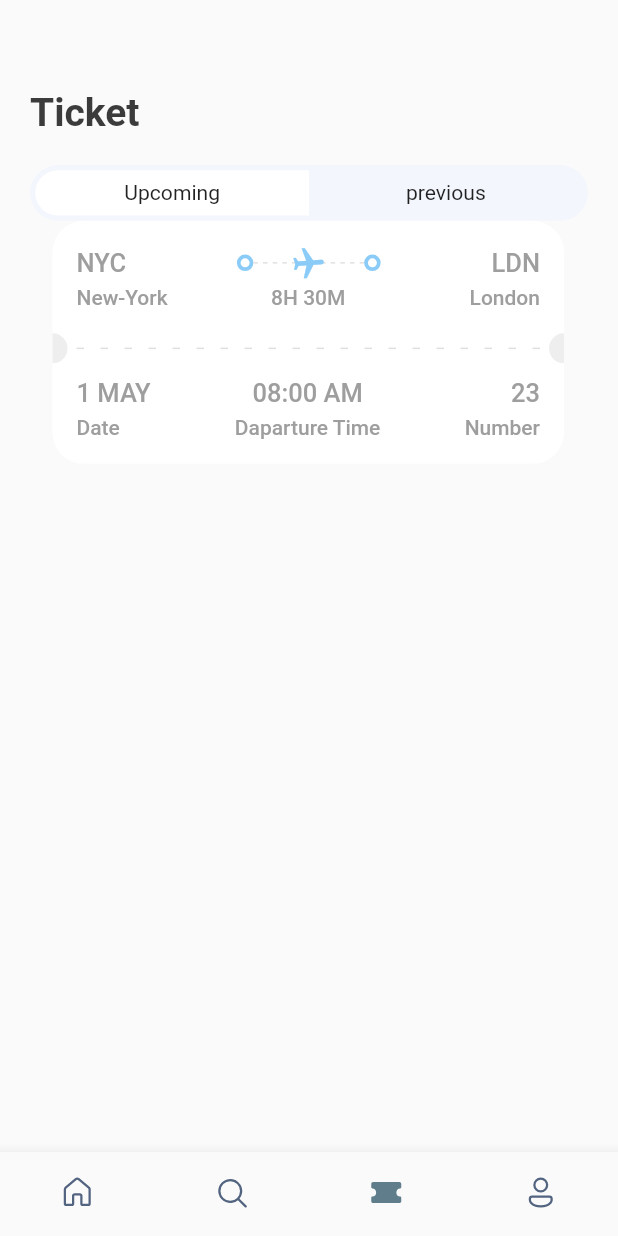
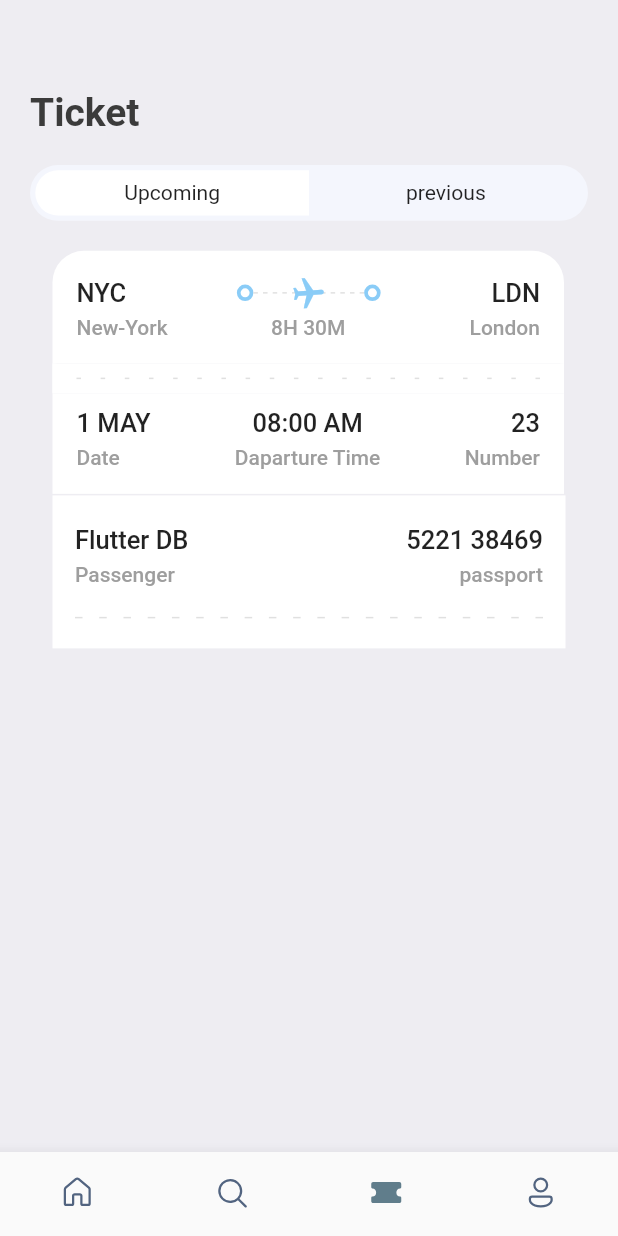
Before and after one commit to oakarhlyanhtike/flight_book_tickets_flutter, a Flutter app: the screen it shows after launch, item 3 of the bottom bar chosen, on a phone screen of 412 x 824 dp. Run offline on Flutter 3.47's test engine with Material 2 defaults, Android fonts, the phone set to English and light mode, and no system bars; our stand-ins replace fluentui_icons, gap, get.

Commit message:
fix errors and standard ines

```diff
--- a/lib/screens/home/cards/hotel_card.dart
+++ b/lib/screens/home/cards/hotel_card.dart
@@ -1,8 +1,7 @@
-import 'package:bookticket/widgets/home_widgets/hotel_view.dart';
 
 import 'package:flutter/material.dart';
-
 import '../../../utils/utils.dart';
+import '../../../widgets/widgets.dart';
 
 class HotelCard extends StatelessWidget {
   const HotelCard({Key? key}) : super(key: key);
--- a/lib/screens/home/home_screen.dart
+++ b/lib/screens/home/home_screen.dart
@@ -1,9 +1,10 @@
-import 'package:bookticket/screens/home/cards/hotel_card.dart';
+
 import 'package:fluentui_icons/fluentui_icons.dart';
 import 'package:flutter/material.dart';
 import 'package:gap/gap.dart';
 import '../../utils/utils.dart';
 import '../../widgets/widgets.dart';
+import '../screens.dart';
 import 'cards/ticket_card.dart';
 
 class HomeScreen extends StatefulWidget {
--- a/lib/screens/profile/profile_screen.dart
+++ b/lib/screens/profile/profile_screen.dart
@@ -11,7 +11,7 @@ class _ProfileScreenState extends State<ProfileScreen> {
   @override
   Widget build(BuildContext context) {
     return Scaffold(
-      body: Center(child: Text('Person ')),
+      body:  Center(child: Text('Person ')),
     );
 
   }
--- a/lib/screens/screens.dart
+++ b/lib/screens/screens.dart
@@ -3,3 +3,5 @@ export 'home/home_screen.dart';
 export 'search/search_screen.dart';
 export 'ticket/ticket_screen.dart';
 export 'profile/profile_screen.dart';
+export 'home/cards/hotel_card.dart';
+export 'home/cards/ticket_card.dart';
--- a/lib/screens/search/search_screen.dart
+++ b/lib/screens/search/search_screen.dart
@@ -1,8 +1,7 @@
-import 'package:bookticket/utils/app_layout.dart';
-import 'package:bookticket/utils/app_style.dart';
 import 'package:flutter/material.dart';
 import 'package:gap/gap.dart';
 
+import '../../utils/utils.dart';
 import '../../widgets/widgets.dart';
 
 class SearchScreen extends StatefulWidget {
--- a/lib/screens/ticket/ticket_screen.dart
+++ b/lib/screens/ticket/ticket_screen.dart
@@ -1,10 +1,7 @@
 import 'package:bookticket/utils/utils.dart';
-import 'package:bookticket/widgets/app_ticket_tab.dart';
-import 'package:bookticket/widgets/home_widgets/ticket_view.dart';
 import 'package:flutter/material.dart';
 import 'package:gap/gap.dart';
-
-import '../../utils/app_layout.dart';
+import '../../widgets/widgets.dart';
 
 class TicketScreen extends StatefulWidget {
   const TicketScreen({Key? key}) : super(key: key);
@@ -18,6 +15,7 @@ class _TicketScreenState extends State<TicketScreen> {
   Widget build(BuildContext context) {
     final size = AppLayout.getSize(context);
     return Scaffold(
+      backgroundColor: Styles.bgColor,
       body: Stack(
         children: [
           ListView(
@@ -32,6 +30,7 @@ class _TicketScreenState extends State<TicketScreen> {
               ),
               Gap(AppLayout.getHeight(20)),
               const AppTicketTabs(firstTab: 'Upcoming', secondTab: 'previous'),
+              Gap(AppLayout.getHeight(20)),
               Container(
                 padding: EdgeInsets.only(
                   left: AppLayout.getHeight(15),
@@ -39,6 +38,42 @@ class _TicketScreenState extends State<TicketScreen> {
                 child: TicketView(
                   ticket: ticketList[0],
                   isColor: true,
+                ),
+              ),
+              const SizedBox(
+                height: 1,
+              ),
+              Container(
+                color: Colors.white,
+                padding:
+                    const EdgeInsets.symmetric(horizontal: 15, vertical: 20),
+                margin: const EdgeInsets.symmetric(horizontal: 15),
+                child: Column(
+                  children: [
+                    Row(
+                      mainAxisAlignment: MainAxisAlignment.spaceBetween,
+                      children: const [
+                        AppColumnLayout(
+                          firstText: 'Flutter DB',
+                          secondText: 'Passenger',
+                          alignment: CrossAxisAlignment.start,
+                          isColor: false,
+                        ),
+                        AppColumnLayout(
+                          firstText: '5221 38469',
+                          secondText: 'passport',
+                          alignment: CrossAxisAlignment.end,
+                          isColor: false,
+                        ),
+                      ],
+                    ),
+                    Gap(AppLayout.getHeight(20)),
+                    const LayoutBuilderWidget(
+                      sections: 15,
+                      isColor: false,
+                      width: 5,
+                    )
+                  ],
                 ),
               )
             ],
--- a/lib/utils/app_style.dart
+++ b/lib/utils/app_style.dart
@@ -24,9 +24,8 @@ class Styles {
     color: textColor,
     fontWeight: FontWeight.bold,
   );
-  static TextStyle headLineStyle3 = TextStyle(
+  static TextStyle headLineStyle3 = const TextStyle(
     fontSize: 17,
-    color: Colors.grey.shade500,
     fontWeight: FontWeight.w500,
   );
   static TextStyle headLineStyle4 = TextStyle(
--- a/lib/widgets/home_widgets/hotel_view.dart
+++ b/lib/widgets/home_widgets/hotel_view.dart
@@ -1,7 +1,8 @@
-import 'package:bookticket/utils/app_layout.dart';
-import 'package:bookticket/utils/app_style.dart';
+
 import 'package:flutter/material.dart';
 import 'package:gap/gap.dart';
+
+import '../../utils/utils.dart';
 
 class HotelView extends StatelessWidget {
   final Map<String, dynamic> hotel;
--- a/lib/widgets/home_widgets/ticket_view.dart
+++ b/lib/widgets/home_widgets/ticket_view.dart
@@ -1,7 +1,10 @@
-import 'package:bookticket/utils/app_layout.dart';
-import 'package:bookticket/utils/app_style.dart';
+
 import 'package:flutter/material.dart';
 import 'package:gap/gap.dart';
+import 'package:get/get.dart';
+
+import '../../utils/utils.dart';
+import '../widgets.dart';
 
 class TicketView extends StatelessWidget {
   final Map<String, dynamic> ticket;
@@ -16,10 +19,11 @@ class TicketView extends StatelessWidget {
 
     return SizedBox(
       width: size.width * 0.85,
-      height: AppLayout.getHeight(200),
+      height: AppLayout.getHeight(GetPlatform.isAndroid == true ? 162 : 169),
       child: Container(
         margin: EdgeInsets.only(right: AppLayout.getHeight(16.0)),
         child: Column(
+          mainAxisSize: MainAxisSize.min,
           children: [
             /*
             showing the blue part of the card/ticket
@@ -60,35 +64,17 @@ class TicketView extends StatelessWidget {
                     : Styles.headLineStyle3,
               ),
               Expanded(child: Container()),
-              thickContainer(),
+              const ThickContainer(isColor: true),
               Expanded(
                 child: Stack(
                   children: [
                     SizedBox(
-                      height: AppLayout.getHeight(24.0),
-                      child: LayoutBuilder(
-                        builder:
-                            (BuildContext context, BoxConstraints constraints) {
-                          return Flex(
-                            direction: Axis.horizontal,
-                            mainAxisAlignment: MainAxisAlignment.spaceBetween,
-                            mainAxisSize: MainAxisSize.max,
-                            children: List.generate(
-                                (constraints.constrainWidth() / 6).floor(),
-                                (index) => SizedBox(
-                                      width: 3,
-                                      height: 1,
-                                      child: DecoratedBox(
-                                        decoration: BoxDecoration(
-                                            color: isColor == null
-                                                ? Colors.white
-                                                : Colors.grey.shade300),
-                                      ),
-                                    )),
-                          );
-                        },
-                      ),
-                    ),
+                        height: AppLayout.getHeight(24.0),
+                        child: const LayoutBuilderWidget(
+                          sections: 6,
+
+                          isColor: true,
+                        )),
                     Center(
                       child: Transform.rotate(
                         angle: 1.5,
@@ -105,7 +91,7 @@ class TicketView extends StatelessWidget {
               ),
               //do rotate airport icon
 
-              thickContainer(),
+              const ThickContainer(isColor: true),
               Expanded(child: Container()),
               Text(
                 ticket['to']['code'],
@@ -164,7 +150,7 @@ class TicketView extends StatelessWidget {
             width: AppLayout.getWidth(10.0),
             child: DecoratedBox(
               decoration: BoxDecoration(
-                color: isColor == null ? Colors.white : Colors.grey.shade200,
+                color: isColor == null ? Colors.grey.shade200 : Colors.white,
                 borderRadius: BorderRadius.only(
                   topRight: Radius.circular(AppLayout.getHeight(10.0)),
                   bottomRight: Radius.circular(AppLayout.getHeight(10.0)),
@@ -178,26 +164,10 @@ class TicketView extends StatelessWidget {
           Expanded(
             child: Padding(
               padding: EdgeInsets.all(AppLayout.getHeight(6.0)),
-              child: LayoutBuilder(builder: (context, constraints) {
-                return Flex(
-                  direction: Axis.horizontal,
-                  mainAxisAlignment: MainAxisAlignment.spaceBetween,
-                  mainAxisSize: MainAxisSize.max,
-                  children: List.generate(
-                    (constraints.constrainWidth() / 15).floor(),
-                    (index) => SizedBox(
-                      width: AppLayout.getWidth(5.0),
-                      height: AppLayout.getHeight(1.0),
-                      child: DecoratedBox(
-                        decoration: BoxDecoration(
-                            color: isColor == null
-                                ? Colors.white
-                                : Colors.grey.shade300),
-                      ),
-                    ),
-                  ),
-                );
-              }),
+              child: const LayoutBuilderWidget(
+                sections: 15,
+                isColor: false,
+              ),
             ),
           ),
           /**
@@ -208,7 +178,7 @@ class TicketView extends StatelessWidget {
             width: AppLayout.getWidth(10.0),
             child: DecoratedBox(
               decoration: BoxDecoration(
-                color: isColor == null ? Colors.white : Colors.grey.shade200,
+                color: isColor == null ? Colors.grey.shade200 : Colors.white,
                 borderRadius: BorderRadius.only(
                   topLeft: Radius.circular(AppLayout.getHeight(10.0)),
                   bottomLeft: Radius.circular(AppLayout.getHeight(10.0)),
@@ -226,9 +196,9 @@ class TicketView extends StatelessWidget {
       padding: const EdgeInsets.only(top: 10, bottom: 16, left: 16, right: 16),
       decoration: BoxDecoration(
         color: isColor == null ? Styles.orangeColor : Colors.white,
-        borderRadius: const BorderRadius.only(
-          bottomLeft: Radius.circular(21.0),
-          bottomRight: Radius.circular(21.0),
+        borderRadius: BorderRadius.only(
+          bottomLeft: Radius.circular(isColor == null ? 21.0 : 0),
+          bottomRight: Radius.circular(isColor == null ? 21.0 : 0),
         ),
       ),
       child: Column(
@@ -236,59 +206,23 @@ class TicketView extends StatelessWidget {
           Row(
             mainAxisAlignment: MainAxisAlignment.spaceBetween,
             children: [
-              Column(
-                crossAxisAlignment: CrossAxisAlignment.start,
-                children: [
-                  Text(
-                    ticket['date'],
-                    style: isColor == null
-                        ? Styles.headLineStyle3.copyWith(color: Colors.white)
-                        : Styles.headLineStyle3,
-                  ),
-                  const Gap(5),
-                  Text(
-                    'Date',
-                    style: isColor == null
-                        ? Styles.headLineStyle4.copyWith(color: Colors.white)
-                        : Styles.headLineStyle4,
-                  )
-                ],
+              AppColumnLayout(
+                firstText: ticket['date'],
+                secondText: 'Date',
+                alignment: CrossAxisAlignment.start,
+                isColor: false,
               ),
-              Column(
-                crossAxisAlignment: CrossAxisAlignment.center,
-                children: [
-                  Text(
-                    ticket['departure_time'],
-                    style: isColor == null
-                        ? Styles.headLineStyle3.copyWith(color: Colors.white)
-                        : Styles.headLineStyle3,
-                  ),
-                  const Gap(5),
-                  Text(
-                    'Daparture Time',
-                    style: isColor == null
-                        ? Styles.headLineStyle4.copyWith(color: Colors.white)
-                        : Styles.headLineStyle4,
-                  )
-                ],
+              AppColumnLayout(
+                firstText: ticket['departure_time'],
+                secondText: 'Daparture Time',
+                alignment: CrossAxisAlignment.center,
+                isColor: false,
               ),
-              Column(
-                crossAxisAlignment: CrossAxisAlignment.end,
-                children: [
-                  Text(
-                    ticket['number'].toString(),
-                    style: isColor == null
-                        ? Styles.headLineStyle3.copyWith(color: Colors.white)
-                        : Styles.headLineStyle3,
-                  ),
-                  const Gap(5),
-                  Text(
-                    'Number',
-                    style: isColor == null
-                        ? Styles.headLineStyle4.copyWith(color: Colors.white)
-                        : Styles.headLineStyle4,
-                  )
-                ],
+              AppColumnLayout(
+                firstText: ticket['number'].toString(),
+                secondText: 'Number',
+                alignment: CrossAxisAlignment.end,
+                isColor: false,
               ),
             ],
           )
@@ -296,15 +230,4 @@ class TicketView extends StatelessWidget {
       ),
     );
   }
-
-  Widget thickContainer() {
-    return Container(
-      padding: const EdgeInsets.all(3.0),
-      decoration: BoxDecoration(
-          borderRadius: BorderRadius.circular(20.0),
-          border: Border.all(
-              width: 2.5,
-              color: isColor == null ? Colors.white : const Color(0xFF8ACCF7))),
-    );
-  }
 }
--- /dev/null
+++ b/lib/widgets/layout_builder_widget.dart
@@ -0,0 +1,34 @@
+import 'package:flutter/material.dart';
+
+import '../utils/app_layout.dart';
+
+class LayoutBuilderWidget extends StatelessWidget {
+  const LayoutBuilderWidget({Key? key, this.isColor, required this.sections,this.width=3})
+      : super(key: key);
+
+  final bool? isColor;
+  final int sections;
+  final double width;
+
+  @override
+  Widget build(BuildContext context) {
+    return LayoutBuilder(builder: (context, constraints) {
+      return Flex(
+        direction: Axis.horizontal,
+        mainAxisAlignment: MainAxisAlignment.spaceBetween,
+        mainAxisSize: MainAxisSize.max,
+        children: List.generate(
+          (constraints.constrainWidth() / sections).floor(),
+          (index) => SizedBox(
+            width: width,
+            height: AppLayout.getHeight(1.0),
+            child: DecoratedBox(
+              decoration: BoxDecoration(
+                  color: isColor == null ? Colors.white : Colors.grey.shade300),
+            ),
+          ),
+        ),
+      );
+    });
+  }
+}
--- a/lib/widgets/search_widgets/app_icon_text.dart
+++ b/lib/widgets/search_widgets/app_icon_text.dart
@@ -1,6 +1,8 @@
-import 'package:bookticket/utils/utils.dart';
+
 import 'package:flutter/material.dart';
 import 'package:gap/gap.dart';
+
+import '../../utils/utils.dart';
 
 class AppIconText extends StatelessWidget {
   final IconData icon;
--- /dev/null
+++ b/lib/widgets/thick_container_widget.dart
@@ -0,0 +1,21 @@
+import 'package:flutter/material.dart';
+class ThickContainer extends StatelessWidget {
+  const ThickContainer({
+    Key? key,
+     this.isColor,
+  }) : super(key: key);
+
+  final bool? isColor;
+
+  @override
+  Widget build(BuildContext context) {
+    return Container(
+      padding: const EdgeInsets.all(3.0),
+      decoration: BoxDecoration(
+          borderRadius: BorderRadius.circular(20.0),
+          border: Border.all(
+              width: 2.5,
+              color: isColor == null ? Colors.white : const Color(0xFF8ACCF7))),
+    );
+  }
+}
--- /dev/null
+++ b/lib/widgets/ticketscreen_widget/app_column_layout.dart
@@ -0,0 +1,41 @@
+import 'package:flutter/material.dart';
+import 'package:gap/gap.dart';
+
+import '../../utils/utils.dart';
+
+class AppColumnLayout extends StatelessWidget {
+  final String firstText;
+  final String secondText;
+  final CrossAxisAlignment alignment;
+  final bool? isColor;
+
+  const AppColumnLayout({
+    required this.firstText,
+    required this.secondText,
+    required this.alignment,
+    this.isColor,
+    Key? key,
+  }) : super(key: key);
+
+  @override
+  Widget build(BuildContext context) {
+    return Column(
+      crossAxisAlignment: alignment,
+      children: [
+        Text(
+          firstText,
+          style: isColor == null
+              ? Styles.headLineStyle3.copyWith(color: Colors.white)
+              : Styles.headLineStyle3,
+        ),
+        Gap(AppLayout.getHeight(5)),
+        Text(
+          secondText,
+          style: isColor == null
+              ? Styles.headLineStyle4.copyWith(color: Colors.white)
+              : Styles.headLineStyle4,
+        ),
+      ],
+    );
+  }
+}
--- a/lib/widgets/widgets.dart
+++ b/lib/widgets/widgets.dart
@@ -2,5 +2,8 @@ export 'home_widgets/hotel_view.dart';
 export 'home_widgets/ticket_view.dart';
 export 'search_widgets/app_icon_text.dart';
 export 'search_widgets/find_tickets_button.dart';
+export 'ticketscreen_widget/app_column_layout.dart';
 export 'app_double_text_widget.dart';
 export 'app_ticket_tab.dart';
+export 'layout_builder_widget.dart';
+export 'thick_container_widget.dart';
```
Also changed, not shown: lib/screens/home/cards/ticket_card.dart (+5 -2 lines).
